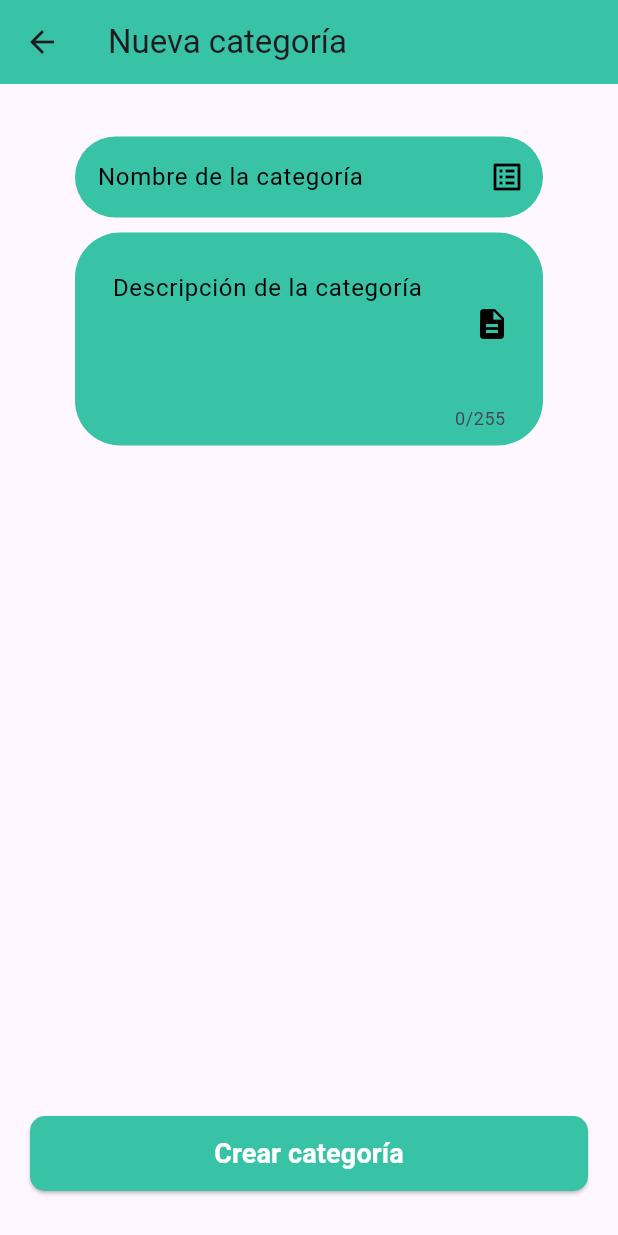
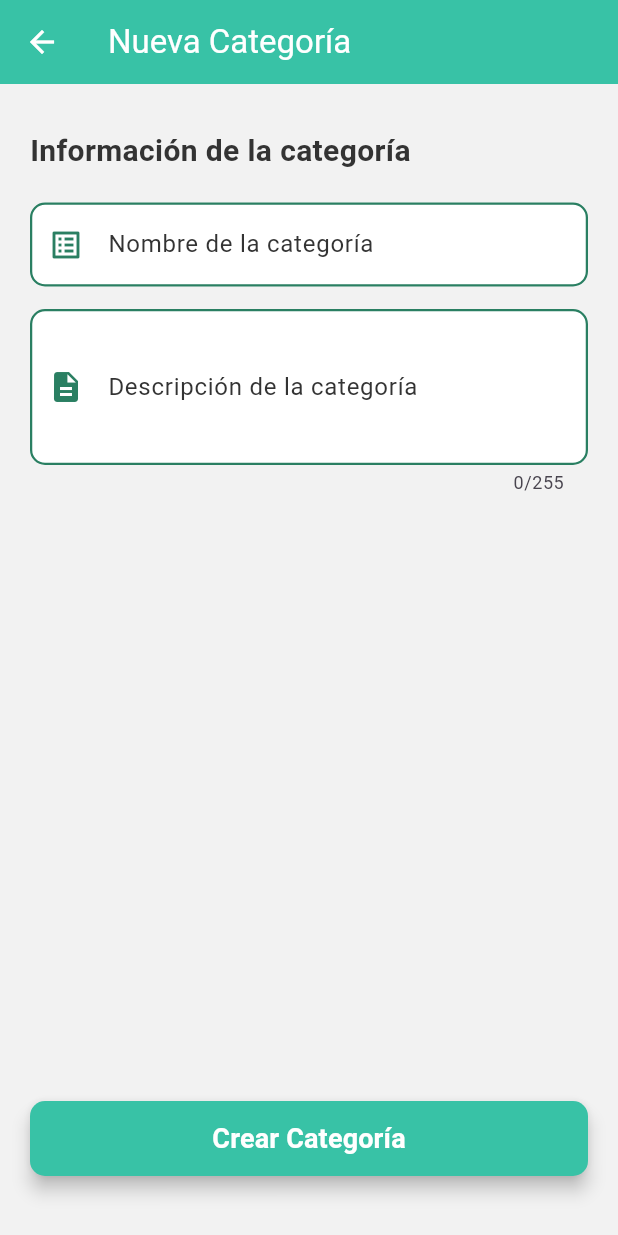
Before and after one commit to Leticia-PenhaG/FrontendLomiChef, a Flutter app: the RestaurantCategoriesCreatePage screen opened by its route, on a phone screen of 412 x 824 dp. Run offline on Flutter 3.47's test engine with Material 3 defaults, Android fonts, the phone set to English and light mode, and no system bars; our stand-ins replace fluttertoast, image_picker, shared_preferences, sn_progress_dialog; accounts and stored records are empty.

Commit message:
se mejora la interfaz visual de nueva categoría, se agregan nuevos colores, a

```diff
--- a/lib/src/pages/login/login_page.dart
+++ b/lib/src/pages/login/login_page.dart
@@ -89,7 +89,7 @@
         SizedBox(height: 8),
         Text(
           'Ingresá a tu cuenta para continuar',
-          style: TextStyle(fontSize: 16, color: AppColors.secondaryTextColor),
+          style: TextStyle(fontSize: 16, color: AppColors.hintColor),
           textAlign: TextAlign.center,
         ),
       ],
@@ -160,7 +160,7 @@
         '¿Olvidaste tu contraseña?',
         style: TextStyle(
           fontSize: 14,
-          color: AppColors.secondaryTextColor,
+          color: AppColors.hintColor,
           decoration: TextDecoration.underline,
         ),
       ),
@@ -173,7 +173,7 @@
       children: [
         const Text(
           '¿No tenés cuenta? ',
-          style: TextStyle(fontSize: 14, color: AppColors.secondaryTextColor),
+          style: TextStyle(fontSize: 14, color: AppColors.hintColor),
         ),
         GestureDetector(
           onTap: _controllerLogin.goToRegisterPage,
--- a/lib/src/pages/restaurant/categories/create/restaurant_categories_create_page.dart
+++ b/lib/src/pages/restaurant/categories/create/restaurant_categories_create_page.dart
@@ -12,15 +12,14 @@
 }
 
 class _RestaurantCategoriesCreatePageState extends State<RestaurantCategoriesCreatePage> {
-  bool isBtnCreateEnabled = false; // Controla si el botón está habilitado
+  bool isBtnCreateEnabled = false;
 
-  final RestaurantCategoriesCreateController _controllerCategories= RestaurantCategoriesCreateController();
+  final RestaurantCategoriesCreateController _controllerCategories = RestaurantCategoriesCreateController();
 
   @override
   void initState() {
     super.initState();
-
-    SchedulerBinding.instance.addPostFrameCallback((timestamp) {
+    SchedulerBinding.instance.addPostFrameCallback((_) {
       _controllerCategories.init(context, refresh);
     });
   }
@@ -28,90 +27,107 @@
   @override
   Widget build(BuildContext context) {
     return Scaffold(
+      backgroundColor: AppColors.backgroundColor,
       appBar: AppBar(
-        title: const Text('Nueva categoría'),
+        title: const Text('Nueva Categoría', style: TextStyle(color: Colors.white)),
+        backgroundColor: AppColors.primaryColor,
+        iconTheme: const IconThemeData(color: Colors.white),
       ),
-      body: Column(
+      body: SingleChildScrollView(
+        padding: const EdgeInsets.symmetric(horizontal: 20, vertical: 30),
+        child: Column(
+          crossAxisAlignment: CrossAxisAlignment.start,
           children: [
-          SizedBox(height: 30),
+            _titleSection('Información de la categoría'),
+            const SizedBox(height: 20),
             _textFieldName(),
-          _textFieldDescription()
+            const SizedBox(height: 15),
+            _textFieldDescription(),
           ],
+        ),
       ),
       bottomNavigationBar: _buttonCreate(),
     );
+  }
 
+  Widget _titleSection(String text) {
+    return Text(
+      text,
+      style: const TextStyle(
+        fontSize: 20,
+        fontWeight: FontWeight.bold,
+        color: AppColors.textColor,
+      ),
+    );
   }
 
   Widget _textFieldName() {
-    return Container(
-      margin: EdgeInsets.symmetric(horizontal: 50, vertical: 5),
-      decoration: BoxDecoration(
-        color: AppColors.primaryColor,
-        borderRadius: BorderRadius.circular(30)
-      ),
-      child: TextField(
+    return TextField(
       controller: _controllerCategories.nameController,
       decoration: InputDecoration(
-          hintText: 'Nombre de la categoría',
-          border: InputBorder.none,
-          contentPadding: EdgeInsets.all(15),
-          hintStyle: TextStyle(
-            color: Colors.black
+        labelText: 'Nombre de la categoría',
+        labelStyle: const TextStyle(color: AppColors.textColor),
+        filled: true,
+        fillColor: Colors.white,
+        border: OutlineInputBorder(
+          borderRadius: BorderRadius.circular(10),
+          borderSide: BorderSide(color: AppColors.secondaryColor),
         ),
-          suffixIcon: Icon(
-            Icons.list_alt,
-            color: Colors.black,
-          )
+        enabledBorder: OutlineInputBorder(
+          borderRadius: BorderRadius.circular(10),
+          borderSide: const BorderSide(color: AppColors.secondaryColor, width: 1.5),
         ),
+        focusedBorder: OutlineInputBorder(
+          borderRadius: BorderRadius.circular(10),
+          borderSide: const BorderSide(color: AppColors.primaryColor, width: 2),
+        ),
+        prefixIcon: const Icon(Icons.list_alt, color: AppColors.secondaryColor),
       ),
     );
   }
 
   Widget _textFieldDescription() {
-    return Container(
-      margin: EdgeInsets.symmetric(horizontal: 50, vertical: 5),
-      padding: EdgeInsets.all(10),
-      decoration: BoxDecoration(
-          color: AppColors.primaryColor,
-          borderRadius: BorderRadius.circular(30)
-      ),
-      child: TextField(
+    return TextField(
       controller: _controllerCategories.descriptionController,
       maxLines: 3,
       maxLength: 255,
       decoration: InputDecoration(
-            hintText: 'Descripción de la categoría',
-            border: InputBorder.none,
-            contentPadding: EdgeInsets.all(15),
-            hintStyle: TextStyle(
-                color: Colors.black
+        labelText: 'Descripción de la categoría',
+        labelStyle: const TextStyle(color: AppColors.textColor),
+        filled: true,
+        fillColor: Colors.white,
+        border: OutlineInputBorder(
+          borderRadius: BorderRadius.circular(10),
+          borderSide: BorderSide(color: AppColors.secondaryColor),
         ),
-            suffixIcon: Icon(
-              Icons.description,
-              color: Colors.black,
-            )
+        enabledBorder: OutlineInputBorder(
+          borderRadius: BorderRadius.circular(10),
+          borderSide: const BorderSide(color: AppColors.secondaryColor, width: 1.5),
         ),
+        focusedBorder: OutlineInputBorder(
+          borderRadius: BorderRadius.circular(10),
+          borderSide: const BorderSide(color: AppColors.primaryColor, width: 2),
+        ),
+        prefixIcon: const Icon(Icons.description, color: AppColors.secondaryColor),
       ),
     );
   }
 
   Widget _buttonCreate() {
     return Padding(
-      padding: const EdgeInsets.symmetric(horizontal: 20, vertical: 30),
+      padding: const EdgeInsets.symmetric(horizontal: 20, vertical: 40),
       child: SizedBox(
         width: double.infinity,
-        height: 50, // Mantiene altura consistente
+        height: 50,
         child: ElevatedButton(
-          onPressed: _controllerCategories.createCategory, // Implementa lógica aquí
+          onPressed: _controllerCategories.createCategory,
           style: ElevatedButton.styleFrom(
             backgroundColor: AppColors.primaryColor,
-            shape: RoundedRectangleBorder(
-              borderRadius: BorderRadius.circular(10),
-            ),
+            shape: RoundedRectangleBorder(borderRadius: BorderRadius.circular(10)),
+            elevation: 5,
           ),
           child: const Text(
-            'Crear categoría',
+            'Crear Categoría',
             style: TextStyle(fontSize: 18, color: Colors.white, fontWeight: FontWeight.bold),
           ),
         ),
@@ -119,37 +135,7 @@
     );
   }
 
-  Widget _buildTextField({
-    required TextEditingController controller,
-    required String label,
-    required IconData icon,
-    bool isPassword = false,
-    TextInputType inputType = TextInputType.text,
-    String? Function(String?)? validator,
-  }) {
-    return TextFormField(
-      controller: controller,
-      obscureText: isPassword,
-      keyboardType: inputType,
-      decoration: InputDecoration(
-        labelText: label,
-        prefixIcon: Icon(icon, color: const Color(0xff38c2a6)),
-        border: OutlineInputBorder(
-          borderRadius: BorderRadius.circular(10),
-        ),
-        errorStyle: const TextStyle(
-          fontSize: 14,
-          overflow: TextOverflow.ellipsis, // Controla el desbordamiento
-        ),
-      ),
-      validator: validator,
-    );
-  }
-
   void refresh() {
-    setState(() {
-
-    });
-
+    setState(() {});
   }
 }
--- a/lib/src/utils/app_colors.dart
+++ b/lib/src/utils/app_colors.dart
@@ -3,5 +3,9 @@
 
 class AppColors {
   static const Color primaryColor = Color(0xff38c2a6);
-  static const Color secondaryTextColor = Colors.grey;
+  static const Color secondaryColor = Color(0xff2a7f62);
+  static const Color accentColor = Color(0xff5fd1b5);
+  static const Color backgroundColor = Color(0xfff2f2f2);
+  static const Color textColor = Color(0xff333333);
+  static const Color hintColor = Colors.grey;
 }
```
Lines whose indentation alone changed are shown as unchanged.
